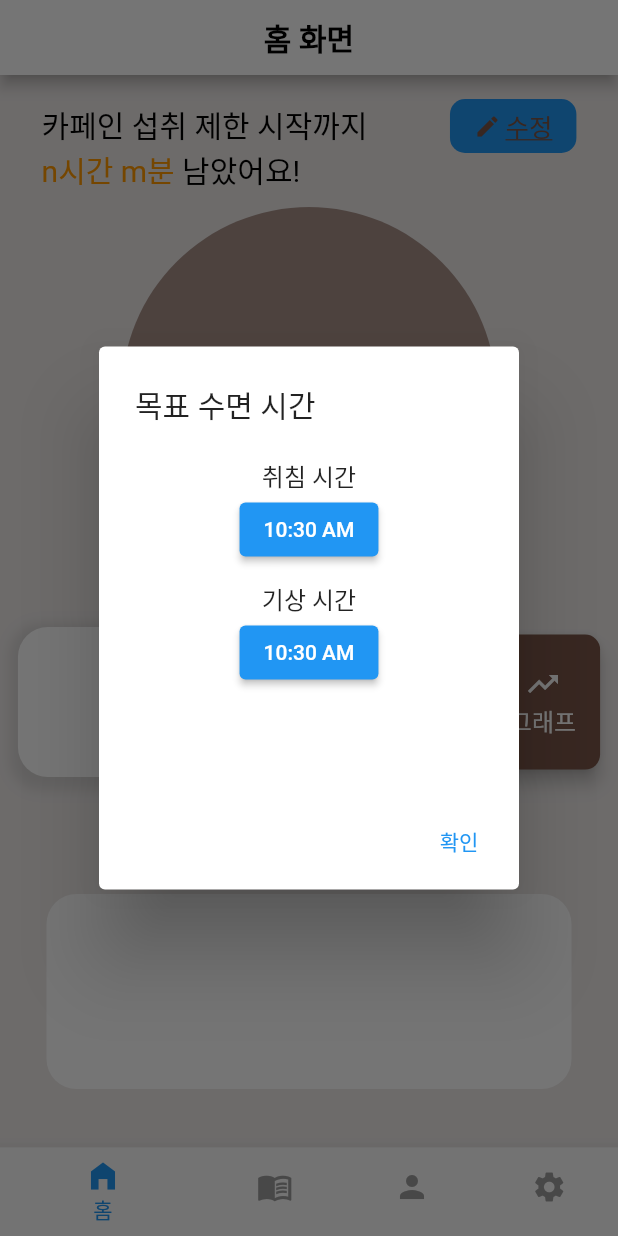
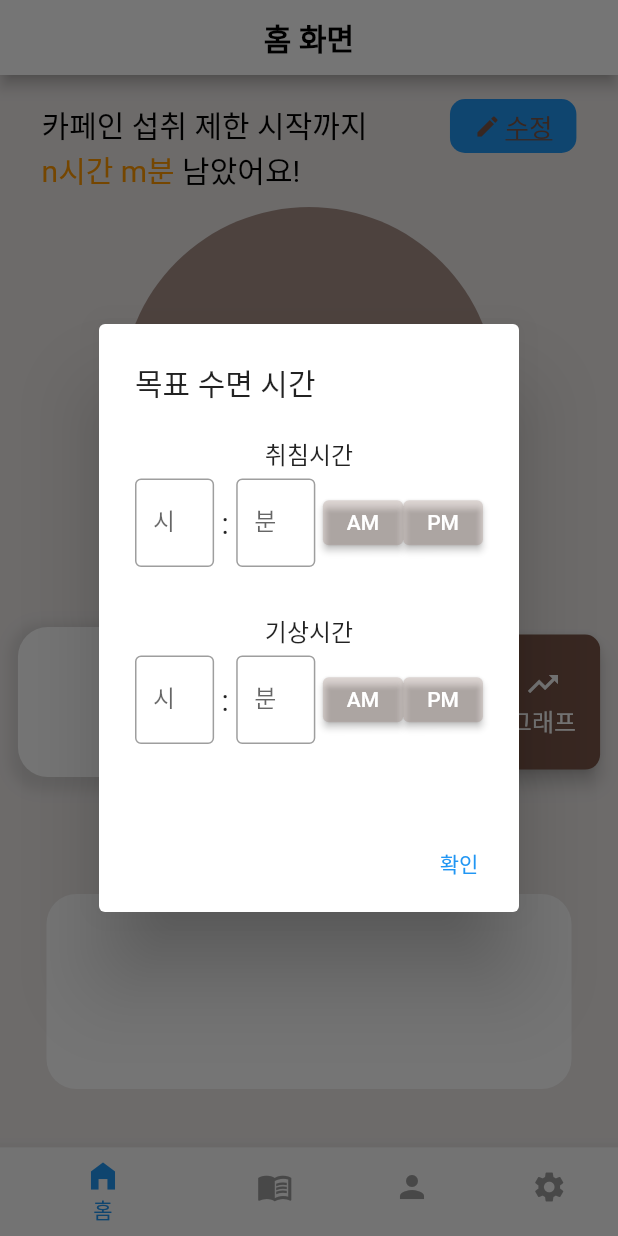
Before and after one commit to CoolCoolCoffee/CoolCoolCoffee, a Flutter app: the screen it shows after launch, after a tap on "수정", on a phone screen of 412 x 824 dp. Run offline on Flutter 3.47's test engine with Material 2 defaults, Android fonts, the phone set to English and light mode, and no system bars; our stand-ins replace cloud_firestore, firebase_core, image_picker, table_calendar, timezone; missing offline and left inert: floating_action_bubble, flutter_health_connect, google_mlkit_text_recognition; accounts and stored records are empty.

Commit message:
시간 입력 저장

```diff
--- a/CoolCoolCoffee_FrontEnd/lib/page/home/clock.dart
+++ b/CoolCoolCoffee_FrontEnd/lib/page/home/clock.dart
@@ -8,6 +8,9 @@ class ClockWidget extends StatefulWidget {
 }
 
 class _ClockWidgetState extends State<ClockWidget>{
+
+  String sleepEnteredTime = '';
+  String wakeEnteredTime = '';
 
   @override
   Widget build(BuildContext context){
@@ -105,57 +108,188 @@ class _ClockWidgetState extends State<ClockWidget>{
             width: 250,
             height: 250,
             color: Colors.brown.withOpacity(0.6),
+            child: Center(
+              child: Column(
+                mainAxisAlignment: MainAxisAlignment.center,
+                children: [
+                  Text(
+                    'Sleep: $sleepEnteredTime',
+                    style: TextStyle(
+                      color: Colors.white,
+                      fontSize: 18,
+                    ),
+                  ),
+                  Text(
+                    'Wake: $wakeEnteredTime',
+                    style: TextStyle(
+                      color: Colors.white,
+                      fontSize: 18,
+                    ),
+                  ),
+                ],
+              ),
+            ),
           ),
         ),
       ],
     );
   }
 
+
+//시간 수정 팝업
   void _showEditPopup(BuildContext context) async {
-    TimeOfDay? bedTime = TimeOfDay.now();
-    TimeOfDay? wakeUpTime = TimeOfDay.now();
+    TextEditingController sleepHoursController = TextEditingController();
+    TextEditingController sleepMinutesController = TextEditingController();
+    TextEditingController wakeHoursController = TextEditingController();
+    TextEditingController wakeMinutesController = TextEditingController();
+    bool sleepIsAM = true;
+    bool wakeIsAM = true;
+
+    if (sleepEnteredTime.isNotEmpty) {
+      List<String> sleepTimeParts = sleepEnteredTime.split(' ');
+      List<String> sleepHourMinute = sleepTimeParts[0].split(':');
+      sleepHoursController.text = sleepHourMinute[0];
+      sleepMinutesController.text = sleepHourMinute[1];
+      sleepIsAM = sleepTimeParts[1] == 'AM';
+    }
+
+    if (wakeEnteredTime.isNotEmpty) {
+      List<String> wakeTimeParts = wakeEnteredTime.split(' ');
+      List<String> wakeHourMinute = wakeTimeParts[0].split(':');
+      wakeHoursController.text = wakeHourMinute[0];
+      wakeMinutesController.text = wakeHourMinute[1];
+      wakeIsAM = wakeTimeParts[1] == 'AM';
+    }
 
     await showDialog(
       context: context,
       builder: (BuildContext context) {
-        return StatefulBuilder(
-          builder: (BuildContext context, StateSetter setState) {
         return AlertDialog(
           title: Text('목표 수면 시간'),
           content: Container(
-                constraints: BoxConstraints(maxHeight: 200),
+            constraints: BoxConstraints(maxHeight: 230, maxWidth: 400),
             child: Column(
               children: [
-                    Text('취침 시간'),
+                Text(
+                  '취침시간',
+                  textAlign: TextAlign.start,
+                ),
+                SizedBox(height: 5),
+                Row(
+                  children: [
+                    // Hours TextField
+                    Flexible(
+                      child: TextField(
+                        controller: sleepHoursController,
+                        keyboardType: TextInputType.number,
+                        decoration: InputDecoration(
+                          labelText: '시',
+                          border: OutlineInputBorder(),
+                        ),
+                      ),
+                    ),
+                    Text(
+                      ' : ',
+                      style: TextStyle(fontSize: 20),
+                    ),
+                    Flexible(
+                      child: TextField(
+                        controller: sleepMinutesController,
+                        keyboardType: TextInputType.number,
+                        decoration: InputDecoration(
+                          labelText: '분',
+                          border: OutlineInputBorder(),
+                        ),
+                      ),
+                    ),
+                    SizedBox(width: 5),
                     ElevatedButton(
-                      onPressed: () async {
-                        TimeOfDay? selectedTime = await showTimePicker(
-                          context: context,
-                          initialTime: bedTime ?? TimeOfDay.now(),
-                        );
-                        if (selectedTime != null && selectedTime != bedTime) {
+                      onPressed: () {
                         setState(() {
-                            bedTime = selectedTime;
+                          sleepIsAM = true;
                         });
-                        }
                       },
-                      child: Text(bedTime?.format(context) ?? '취침 시간 선택'),
+                      style: ElevatedButton.styleFrom(
+                        primary: Colors.brown.withOpacity(0.2),
+                        minimumSize: Size(40, 30),
                       ),
-                    SizedBox(height: 10),
-                    Text('기상 시간'),
+                      child: Text('AM'),
+                    ),
                     ElevatedButton(
-                      onPressed: () async {
-                        TimeOfDay? selectedTime = await showTimePicker(
-                          context: context,
-                          initialTime: wakeUpTime ?? TimeOfDay.now(),
-                        );
-                        if (selectedTime != null && selectedTime != wakeUpTime) {
+                      onPressed: () {
                         setState(() {
-                            wakeUpTime = selectedTime;
+                          sleepIsAM = false;
                         });
-                        }
                       },
-                      child: Text(wakeUpTime?.format(context) ?? '기상 시간 선택'),
+                      style: ElevatedButton.styleFrom(
+                        primary: Colors.brown.withOpacity(0.2),
+                        minimumSize: Size(40, 30),
+                      ),
+                      child: Text('PM'),
+                    ),
+                  ],
+                ),
+                SizedBox(height: 30),
+                Text(
+                  '기상시간',
+                  textAlign: TextAlign.start,
+                ),
+                SizedBox(height: 5),
+                Row(
+                  children: [
+                    // Hours TextField
+                    Flexible(
+                      child: TextField(
+                        controller: wakeHoursController,
+                        keyboardType: TextInputType.number,
+                        decoration: InputDecoration(
+                          labelText: '시',
+                          border: OutlineInputBorder(),
+                        ),
+                      ),
+                    ),
+                    // ":" Text
+                    Text(
+                      ' : ',
+                      style: TextStyle(fontSize: 20),
+                    ),
+                    // Minutes TextField
+                    Flexible(
+                      child: TextField(
+                        controller: wakeMinutesController,
+                        keyboardType: TextInputType.number,
+                        decoration: InputDecoration(
+                          labelText: '분',
+                          border: OutlineInputBorder(),
+                        ),
+                      ),
+                    ),
+                    SizedBox(width: 5),
+                    ElevatedButton(
+                      onPressed: () {
+                        setState(() {
+                          wakeIsAM = true;
+                        });
+                      },
+                      style: ElevatedButton.styleFrom(
+                        primary: Colors.brown.withOpacity(0.2),
+                        minimumSize: Size(40, 30),
+                      ),
+                      child: Text('AM'),
+                    ),
+                    ElevatedButton(
+                      onPressed: () {
+                        setState(() {
+                          wakeIsAM = false;
+                        });
+                      },
+                      style: ElevatedButton.styleFrom(
+                        primary: Colors.brown.withOpacity(0.2),
+                        minimumSize: Size(40, 30),
+                      ),
+                      child: Text('PM'),
+                    ),
+                  ],
                 ),
               ],
             ),
@@ -163,6 +297,16 @@ class _ClockWidgetState extends State<ClockWidget>{
           actions: [
             TextButton(
               onPressed: () {
+                String sleepEnteredTime =
+                    '${sleepHoursController.text}:${sleepMinutesController.text} ${sleepIsAM ? 'AM' : 'PM'}';
+                String wakeEnteredTime =
+                    '${wakeHoursController.text}:${wakeMinutesController.text} ${wakeIsAM ? 'AM' : 'PM'}';
+                setState(() {
+                  this.sleepEnteredTime = sleepEnteredTime;
+                  this.wakeEnteredTime = wakeEnteredTime;
+                });
+                //print('취침 시간 : $sleepEnteredTime');
+                //print('기상 시간 : $wakeEnteredTime');
                 Navigator.of(context).pop();
               },
               child: Text('확인'),
@@ -171,7 +315,6 @@ class _ClockWidgetState extends State<ClockWidget>{
         );
       },
     );
-      },
-    );
   }
+
 }
```
Lines whose indentation alone changed are shown as unchanged.
